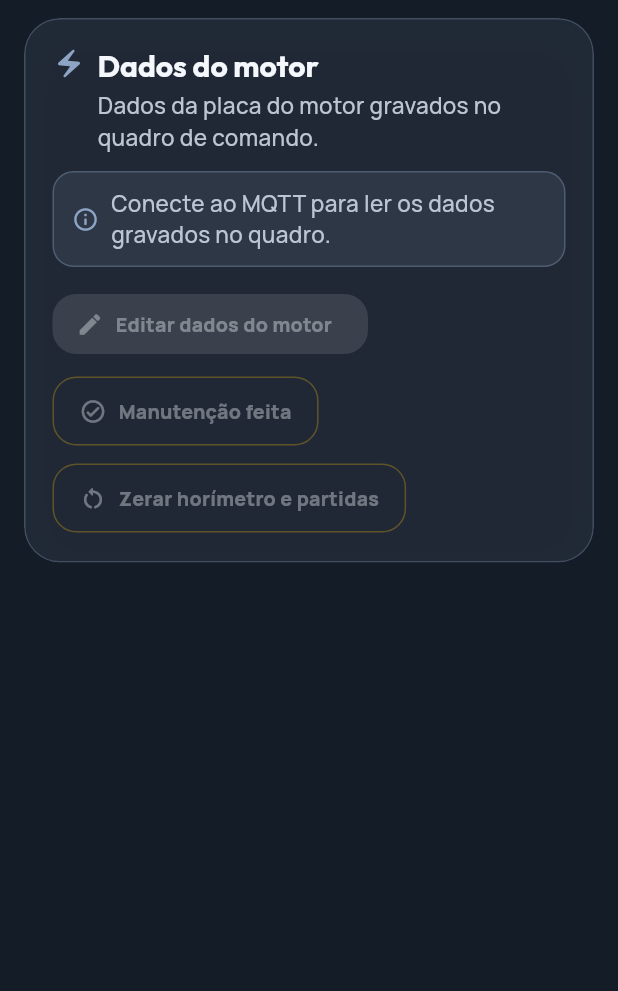
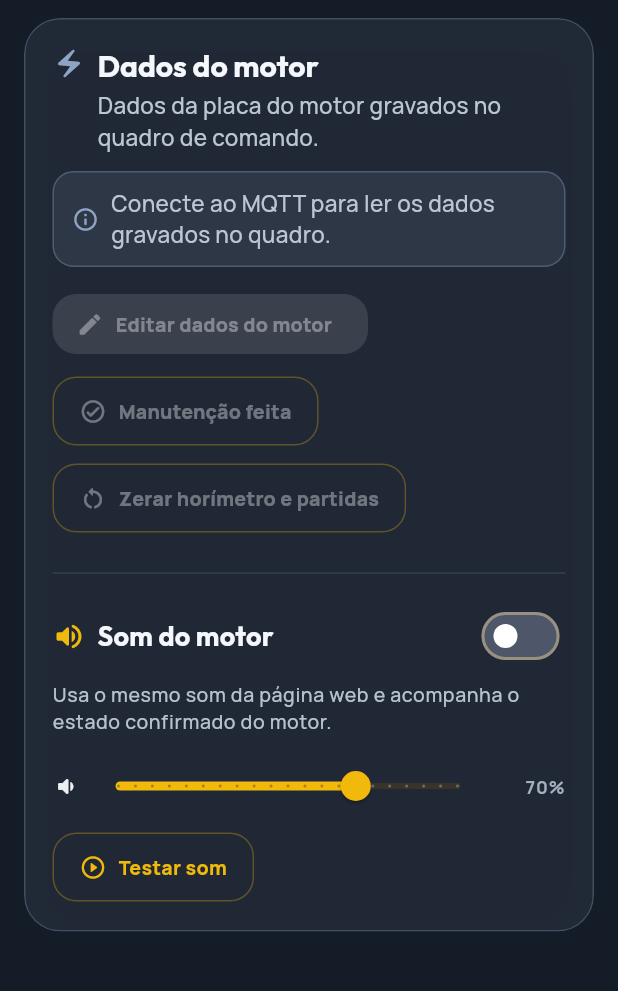
Before and after one commit to frahncky/IoTMotor, a Flutter app: the ConfiguracoesTab widget shown alone on an empty page, opened directly with empty values, tab 2 chosen, on a phone screen of 412 x 824 dp, the part 102-1093 px from its top. Run offline on Flutter 3.47's test engine with Material 3 defaults, Android fonts, the phone set to English and light mode, and no system bars; our stand-ins replace audioplayers, fl_chart, flutter_riverpod, flutter_secure_storage, google_fonts, package_info_plus and 1 more; missing offline and left inert: cryptography, dart:html, flutter_background_service, mqtt_client; accounts and stored records are empty.

Commit message:
Add motor sound controls to app settings

```diff
--- a/lib/features/iot_motor/view/tabs/settings_tab.dart
+++ b/lib/features/iot_motor/view/tabs/settings_tab.dart
@@ -4,6 +4,7 @@ import 'package:url_launcher/url_launcher.dart';
 
 import '../../../../app/providers/esp_local_comm_provider.dart';
 import '../../../../app/providers/mqtt_profiles_provider.dart';
+import '../../../../app/providers/motor_sound_provider.dart';
 import '../../../../app/theme/app_theme.dart';
 import '../../controller/motor_control_controller.dart';
 import '../../models/device_names.dart';
@@ -463,6 +464,7 @@ class _ConfiguracoesTabState extends ConsumerState<ConfiguracoesTab> {
     final MaintenanceStatus? manutencao = controller.maintenanceStatus;
     final bool disponivel =
         controller.isConnected && controller.motorDeviceId != null;
+    final sound = ref.watch(motorSoundServiceProvider);
 
     final List<Widget> dados = <Widget>[];
     void chip(String rotulo, String valor) {
@@ -582,6 +584,92 @@ class _ConfiguracoesTabState extends ConsumerState<ConfiguracoesTab> {
                 icon: const Icon(Icons.restart_alt_rounded),
                 label: const Text('Zerar horímetro e partidas'),
               ),
+            ],
+          ),
+          const SizedBox(height: 18),
+          Divider(color: AppTheme.inputBorder.withValues(alpha: 0.35)),
+          const SizedBox(height: 10),
+          Row(
+            children: <Widget>[
+              Icon(Icons.volume_up_rounded, color: AppTheme.brandMint),
+              const SizedBox(width: 8),
+              Expanded(
+                child: Text(
+                  'Som do motor',
+                  style: Theme.of(context).textTheme.titleMedium,
+                ),
+              ),
+              Switch(
+                value: sound.enabled,
+                onChanged: (bool value) {
+                  sound.setEnabled(value);
+                },
+              ),
+            ],
+          ),
+          const SizedBox(height: 6),
+          Text(
+            'Usa o mesmo som da página web e acompanha o estado confirmado do motor.',
+            style: Theme.of(context).textTheme.bodySmall?.copyWith(
+              color: AppTheme.bodySoft,
+            ),
+          ),
+          const SizedBox(height: 10),
+          Row(
+            children: <Widget>[
+              const Icon(Icons.volume_down_rounded, size: 18),
+              Expanded(
+                child: Slider(
+                  value: sound.volume,
+                  min: 0,
+                  max: 1,
+                  divisions: 20,
+                  label: '${sound.volumePercent}%',
+                  onChanged: (double value) {
+                    sound.setVolume(value);
+                  },
+                ),
+              ),
+              SizedBox(
+                width: 46,
+                child: Text(
+                  '${sound.volumePercent}%',
+                  textAlign: TextAlign.end,
+                  style: Theme.of(context).textTheme.labelMedium,
+                ),
+              ),
+            ],
+          ),
+          const SizedBox(height: 6),
+          Wrap(
+            spacing: 10,
+            runSpacing: 8,
+            crossAxisAlignment: WrapCrossAlignment.center,
+            children: <Widget>[
+              OutlinedButton.icon(
+                onPressed: controller.isBenchMotorOn
+                    ? null
+                    : () {
+                        if (sound.testing) {
+                          sound.stopTest();
+                        } else {
+                          sound.testSound();
+                        }
+                      },
+                icon: Icon(
+                  sound.testing
+                      ? Icons.stop_circle_outlined
+                      : Icons.play_circle_outline_rounded,
+                ),
+                label: Text(sound.testing ? 'Parar teste' : 'Testar som'),
+              ),
+              if (sound.lastError != null)
+                Text(
+                  sound.lastError!,
+                  style: Theme.of(context).textTheme.bodySmall?.copyWith(
+                    color: AppTheme.danger,
+                  ),
+                ),
             ],
           ),
         ],
```
